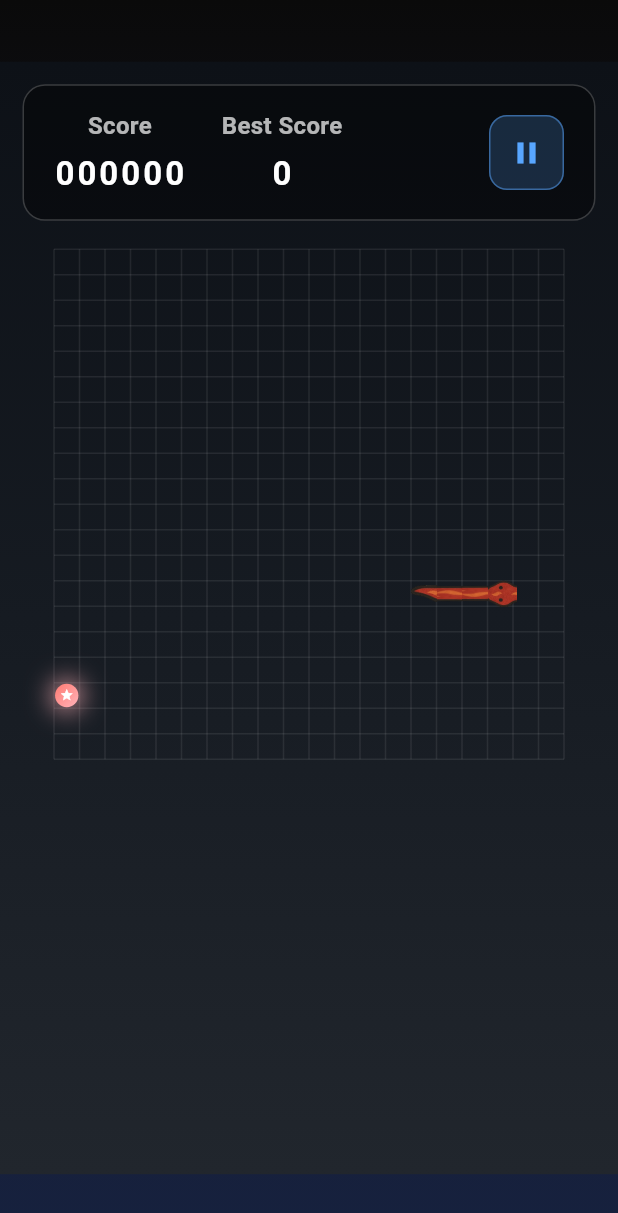
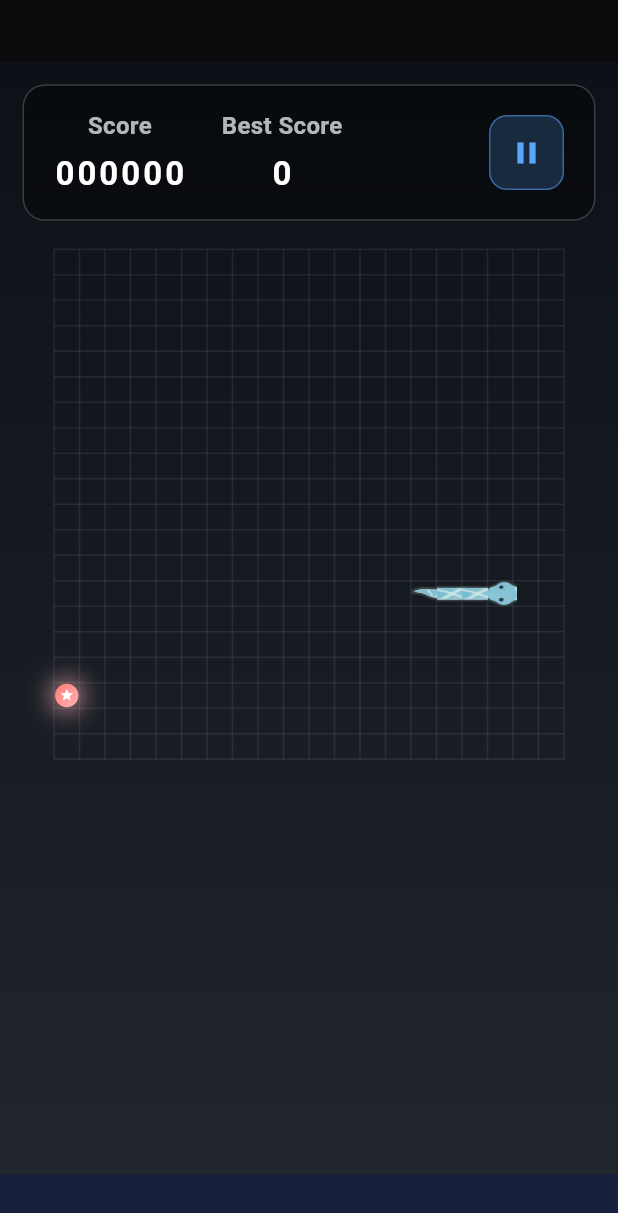
Before and after one commit to YoussefGhonem1/snake_game, a Flutter app: the FreeModeGameScreen screen opened by its route, on a phone screen of 412 x 824 dp. Shown: the top 1213 px of the screen. Run offline on Flutter 3.47's test engine with Material 3 defaults, Android fonts, the phone set to English and light mode, and no system bars; our stand-ins replace audioplayers, easy_localization, firebase_core, firebase_messaging, lottie, percent_indicator and 2 more; accounts and stored records are empty.

Commit message:
add icy snake

```diff
--- a/lib/view/game/free_mode_game_screen.dart
+++ b/lib/view/game/free_mode_game_screen.dart
@@ -75,7 +75,7 @@ class _FreeModeGameScreenState extends State<FreeModeGameScreen> {
                         height: height * 0.65, // Reduced for better centering
                         width: width * 0.95, // Slight margin on sides
                         startIndex: widget.startLevelIndex,
-                        selectedSnakeIndex: 4,
+                        selectedSnakeIndex: 5,
                       ),
                     ),
                   ),
--- a/lib/view/snakes_store/data/snake_designs_data.dart
+++ b/lib/view/snakes_store/data/snake_designs_data.dart
@@ -112,23 +112,24 @@ class SnakeDesignsData {
     ),
     SnakeDesign(
       //5
-      name: 'cosmic_snake'.tr(),
+      name: 'Ice_snake'.tr(),
       headColor: Color(0xFF6A0572),
       bodyColor: Color(0xFFAB83A1),
       price: 500,
       requiredLevel: 20,
       imgPaths: [
-        'assets/images/snakeShapes/cosmic_snake/Head.png',
-        'assets/images/snakeShapes/cosmic_snake/h00.png',
-        'assets/images/snakeShapes/cosmic_snake/h01.png',
-        'assets/images/snakeShapes/cosmic_snake/f0.png',
-        'assets/images/snakeShapes/cosmic_snake/f01.png',
-        'assets/images/snakeShapes/cosmic_snake/farha.png',
-        'assets/images/snakeShapes/cosmic_snake/bottom_left.png',
-        'assets/images/snakeShapes/cosmic_snake/top-right.png',
-        'assets/images/snakeShapes/cosmic_snake/top-left.png',
+        'assets/images/icysnake/head.png',
+        'assets/images/icysnake/tail.png',
+        'assets/images/icysnake/horizontal.png',
+        'assets/images/icysnake/horizontal.png',
+        'assets/images/icysnake/vertical.png',
+        'assets/images/icysnake/vertical.png',
+        'assets/images/icysnake/bottom-right.png',
+        'assets/images/icysnake/bottom-left.png',
+        'assets/images/icysnake/top-right.png',
+        'assets/images/icysnake/top-left.png',
       ],
-      fit: BoxFit.contain,
+      fit: BoxFit.fill,
     ),
   ];
 }
--- a/pubspec.yaml
+++ b/pubspec.yaml
@@ -75,6 +75,7 @@ flutter:
      - assets/images/thirdsnake/
      - assets/images/fourthsnake/
      - assets/images/firesnake/
+     - assets/images/icysnake/
   # An image asset can refer to one or more resolution-specific "variants", see
   # https://flutter.dev/to/resolution-aware-images
   # For details regarding adding assets from package dependencies, see
```
Also changed, not shown: assets/images/icysnake/ChatGPT Image Sep 8, 2025, 04_50_15 AM - Copy (2).png (added), assets/images/icysnake/New folder/ChatGPT Image Sep 8, 2025, 04_50_15 AM - Copy (2) - Copy.png (added), assets/images/icysnake/New folder/ChatGPT Image Sep 8, 2025, 04_50_15 AM - Copy.png (added), assets/images/icysnake/New folder/ChatGPT Image Sep 8, 2025, 04_50_15 AM.png (added), assets/images/icysnake/New folder/corner.png (added), assets/images/icysnake/bottom-left.png (added), assets/images/icysnake/bottom-right.png (added), assets/images/icysnake/head.png (added), assets/images/icysnake/horizontal.png (added), assets/images/icysnake/tail.png (added), assets/images/icysnake/top-left.png (added), assets/images/icysnake/top-right.png (added), assets/images/icysnake/vertical.png (added).
